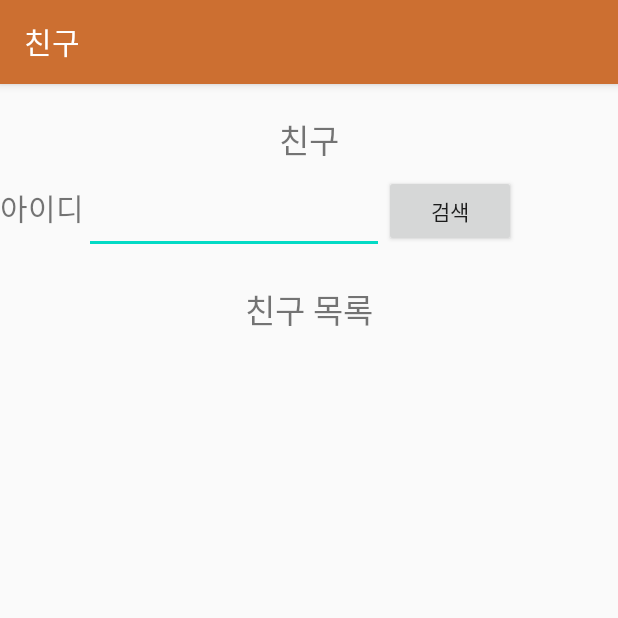
After one commit to JasonYoo1995/Posture-Correction-Application-, an Android app: the FriendActivity screen opened directly, with no data from a screen before it, on a phone screen of 412 x 824 dp, the top half of it. The commit adds this screen. Run offline under Robolectric (Android 15) with nearby library versions, the light colour scheme and no system bars.

Commit message:
friend added

```diff
--- a/app/src/main/AndroidManifest.xml
+++ b/app/src/main/AndroidManifest.xml
@@ -7,6 +7,7 @@
     <uses-permission android:name="android.permission.INTERNET"/>
 
     <application
+        android:usesCleartextTraffic="true"
         android:allowBackup="true"
         android:icon="@drawable/ic_logo"
         android:label="@string/app_name"
@@ -49,6 +50,10 @@
             android:label="@string/customer_service">
         </activity>
         <activity
+            android:name=".FriendActivity"
+            android:label="@string/friend">
+        </activity>
+        <activity
             android:name=".SignUpActivity"
             android:label="@string/sign_up">
         </activity>
--- a/app/src/main/java/com/example/bottomtab/HomeFragment.java
+++ b/app/src/main/java/com/example/bottomtab/HomeFragment.java
@@ -85,7 +85,7 @@ public class HomeFragment extends Fragment {
     public void setAvatarAngle(int front, int side){
         int frontAngle = 90-front;
         int sideAngle = 90-side;
-        if(frontAngle<-90 || frontAngle>90 || frontAngle<-90 || sideAngle>90) return; // 회전 각도 범위는 180도로 제한
+        if(frontAngle<-90 || sideAngle>90 || frontAngle<-90 || sideAngle>90) return; // 회전 각도 범위는 180도로 제한
         avatarFront.setRotation(frontAngle); // 각도 적용
         avatarSide.setRotation(sideAngle); // 각도 적용
     }
--- a/app/src/main/java/com/example/bottomtab/MainActivity.java
+++ b/app/src/main/java/com/example/bottomtab/MainActivity.java
@@ -208,6 +208,9 @@ public class MainActivity extends AppCompatActivity {
                     case R.id.customer_service_menu:
                         startActivity(new Intent(MainActivity.this, CustomerServiceActivity.class));
                         break;
+                    case R.id.friend_menu:
+                        startActivity(new Intent(MainActivity.this, FriendActivity.class));
+                        break;
                     case R.id.log_out_menu:
                         startActivity(new Intent(MainActivity.this, LoginActivity.class));
                         finish();
--- /dev/null
+++ b/app/src/main/res/layout/layout_friend.xml
@@ -0,0 +1,58 @@
+<?xml version="1.0" encoding="utf-8"?>
+<LinearLayout xmlns:android="http://schemas.android.com/apk/res/android"
+    android:orientation="vertical" android:layout_width="match_parent"
+    android:layout_height="match_parent">
+
+    <TextView
+        android:layout_width="wrap_content"
+        android:layout_height="wrap_content"
+        android:text="친구"
+        android:textSize="22dp"
+        android:layout_gravity="center"
+        android:layout_marginTop="20dp"/>
+
+    <LinearLayout
+        android:layout_width="match_parent"
+        android:layout_height="wrap_content">
+        <TextView
+            android:layout_width="wrap_content"
+            android:layout_height="wrap_content"
+            android:textSize="20dp"
+            android:text="아이디"/>
+        <EditText
+            android:id="@+id/friend_edit_text"
+            android:layout_width="200dp"
+            android:layout_height="60dp"
+            android:textSize="20dp"
+            android:text=""
+            android:lines="1"/>
+        <Button
+            android:id="@+id/search_friend"
+            android:text="검색"
+            android:layout_width="wrap_content"
+            android:layout_height="wrap_content"
+            />
+    </LinearLayout>
+
+    <TextView
+        android:layout_width="wrap_content"
+        android:layout_height="wrap_content"
+        android:text="친구 목록"
+        android:textSize="22dp"
+        android:layout_gravity="center"
+        android:layout_marginTop="20dp"/>
+
+    <ScrollView
+        android:layout_width="wrap_content"
+        android:layout_height="wrap_content">
+        <LinearLayout
+            android:id="@+id/friend_list"
+            android:layout_width="match_parent"
+            android:layout_height="wrap_content"
+            android:layout_marginTop="20dp"
+            android:orientation="vertical" />
+    </ScrollView>
+
+
+
+</LinearLayout>
--- a/app/src/main/res/menu/menu_drawer_navigation.xml
+++ b/app/src/main/res/menu/menu_drawer_navigation.xml
@@ -17,6 +17,10 @@
         android:title="@string/customer_service"
         />
     <item
+        android:id="@+id/friend_menu"
+        android:title="@string/friend"
+        />
+    <item
         android:id="@+id/log_out_menu"
         android:title="@string/log_out"
         />
--- a/app/src/main/res/values/strings.xml
+++ b/app/src/main/res/values/strings.xml
@@ -7,6 +7,7 @@
     <string name="device_information">기기 정보</string>
     <string name="instruction">사용 방법</string>
     <string name="customer_service">고객 지원</string>
+    <string name="friend">친구</string>
     <string name="log_out">로그아웃</string>
     <string name="drawer_open">drawer_open</string>
     <string name="drawer_close">drawer_close</string>
@@ -128,6 +129,7 @@
 <!--    <string name="device_information">Device Information</string>-->
 <!--    <string name="instruction">Instruction</string>-->
 <!--    <string name="customer_service">Customer Support</string>-->
+<!--    <string name="friend">Friend</string>-->
 <!--    <string name="log_out">Log Out</string>-->
 <!--    <string name="drawer_open">drawer_open</string>-->
 <!--    <string name="drawer_close">drawer_close</string>-->
```
Also changed, not shown: app/src/main/java/com/example/bottomtab/FriendActivity.java (added, +175 -0 lines), app/src/main/res/drawable/shape_list.xml (added, +12 -0 lines), app/src/main/res/layout/layout_list.xml (added, +29 -0 lines).
